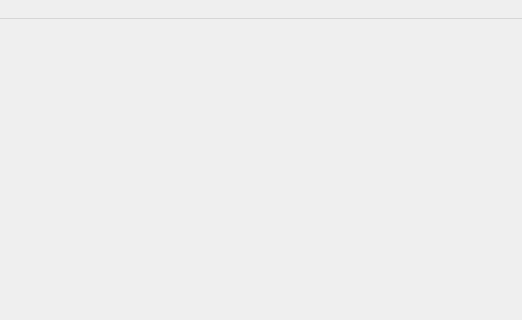
Qt form mainwindow.ui (zxczhai/OpenScan3D) before a commit; both pictures show x 415 to 937 and y 0 to 320 of the 937 by 600 pixel window.
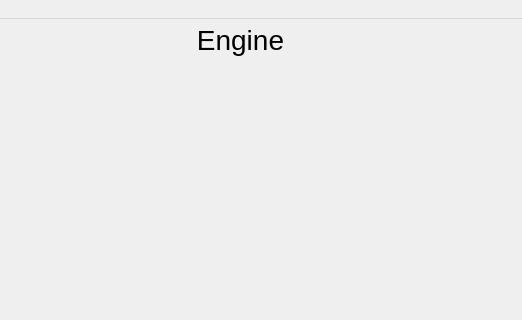
The same form after that commit.

```diff
--- a/mainwindow.ui
+++ b/mainwindow.ui
@@ -37,6 +37,27 @@
      </property>
     </widget>
    </widget>
+   <widget class="QLabel" name="label_engine">
+    <property name="geometry">
+     <rect>
+      <x>530</x>
+      <y>0</y>
+      <width>251</width>
+      <height>41</height>
+     </rect>
+    </property>
+    <property name="font">
+     <font>
+      <pointsize>21</pointsize>
+     </font>
+    </property>
+    <property name="text">
+     <string>Engine</string>
+    </property>
+    <property name="alignment">
+     <set>Qt::AlignCenter</set>
+    </property>
+   </widget>
   </widget>
   <widget class="QMenuBar" name="menubar">
    <property name="geometry">
```
